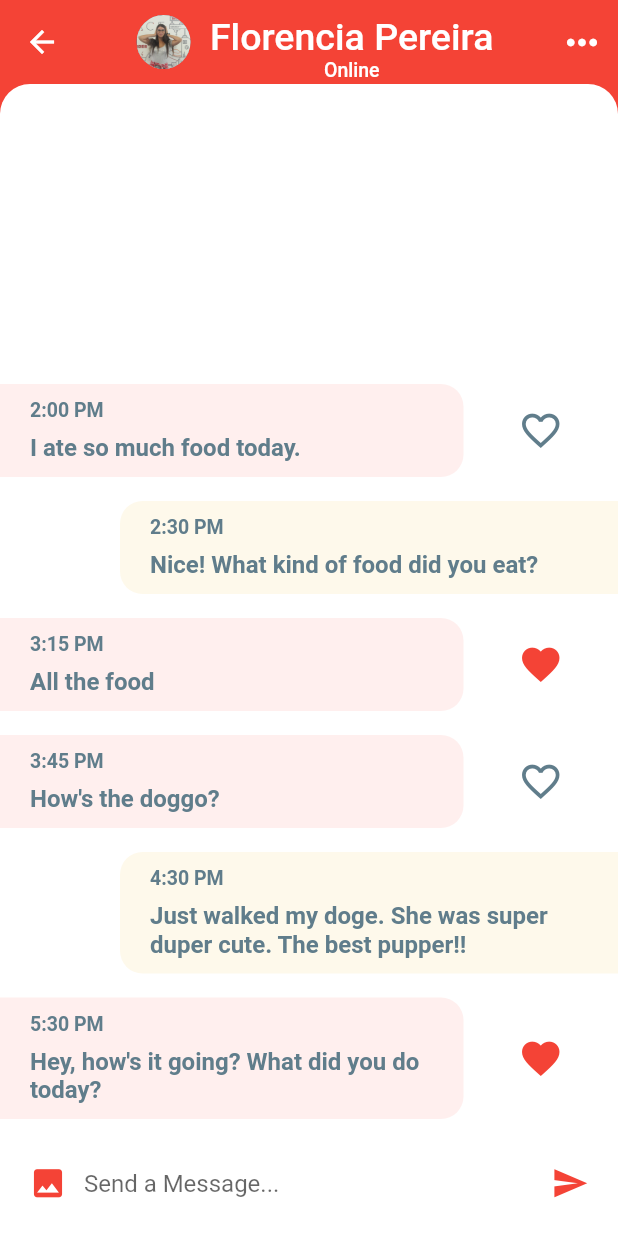
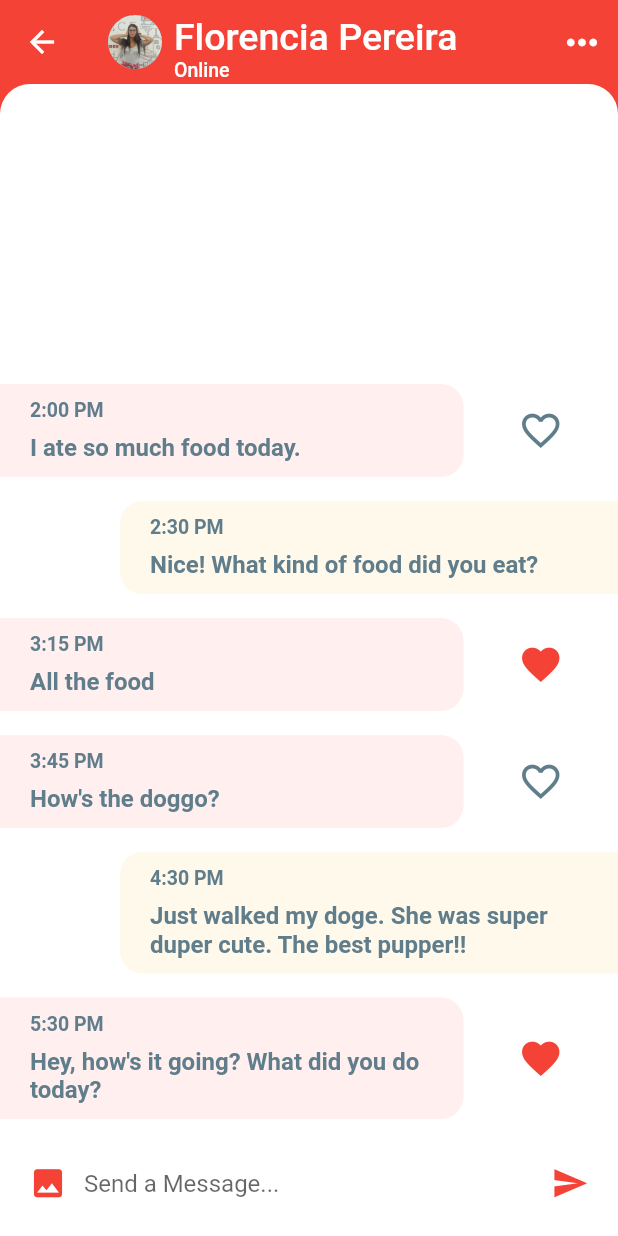
Before and after one commit to AbeOrigin/Flutter_Chat_Demo, a Flutter app: the screen it shows after launch, after a tap on "Florencia Pereira", on a phone screen of 412 x 824 dp. Run offline on Flutter 3.47's test engine with Material 2 defaults, Android fonts, the phone set to English and light mode, and no system bars.

```diff
--- a/lib/screens/chat_screen_screen.dart
+++ b/lib/screens/chat_screen_screen.dart
@@ -114,11 +114,15 @@ class _ChatScreenState extends State<ChatScreen> {
 
   @override
   Widget build(BuildContext context) {
+    unMarkingNewInRecentChat();
     return Scaffold(
       backgroundColor: Theme.of(context).primaryColor,
       appBar: AppBar(
-        centerTitle: true,
         title: Row(
+          crossAxisAlignment: CrossAxisAlignment.start,
+          children: <Widget>[
+            Container(
+              child: Row(
                 children: <Widget>[
                   Hero(
                     tag: widget.user.name,
@@ -131,10 +135,10 @@ class _ChatScreenState extends State<ChatScreen> {
                     ),
                   ),
                   SizedBox(
-              width: 13.0,
+                    width: 8.0,
                   ),
                   Column(
-              mainAxisAlignment: MainAxisAlignment.start,
+                    crossAxisAlignment: CrossAxisAlignment.start,
                     children: <Widget>[
                       SizedBox(
                         height: 8.0,
@@ -145,6 +149,7 @@ class _ChatScreenState extends State<ChatScreen> {
                           fontSize: 25.0,
                           fontWeight: FontWeight.w500,
                         ),
+                        textAlign: TextAlign.start,
                       ),
                       widget.user.isOnline
                           ? Text(
@@ -153,6 +158,7 @@ class _ChatScreenState extends State<ChatScreen> {
                                 fontSize: 13.0,
                                 fontWeight: FontWeight.w500,
                               ),
+                              textAlign: TextAlign.start,
                             )
                           : Text(
                               'Offline',
@@ -160,11 +166,15 @@ class _ChatScreenState extends State<ChatScreen> {
                                 fontSize: 13.0,
                                 fontWeight: FontWeight.w500,
                               ),
+                              textAlign: TextAlign.start,
                             ),
                     ],
                   ),
                 ],
                 mainAxisAlignment: MainAxisAlignment.center,
+              ),
+            ),
+          ],
         ),
         elevation: 0.0,
         actions: <Widget>[
@@ -212,4 +222,13 @@ class _ChatScreenState extends State<ChatScreen> {
       ),
     );
   }
+
+  void unMarkingNewInRecentChat() {
+    chats.forEach((chat) {
+      print(chat);
+      if (chat.sender.id == widget.user.id) {
+        chat.unRead = false;
       }
+    });
+  }
+}
--- a/lib/widgets/favorite_contacts.dart
+++ b/lib/widgets/favorite_contacts.dart
@@ -45,12 +45,6 @@ class FavoriteContacts extends StatelessWidget {
               itemBuilder: (BuildContext context, int index) {
                 return GestureDetector(
                   onTap: () {
-                    chats.forEach((chat) {
-                      print(chat);
-                      if (chat.sender.id == favUsers[index].id) {
-                        chat.unRead = false;
-                      }
-                    });
                     Navigator.push(
                       context,
                       MaterialPageRoute(
@@ -66,7 +60,7 @@ class FavoriteContacts extends StatelessWidget {
                       children: <Widget>[
                         CircleAvatar(
                           radius: 35.0,
-                          backgroundColor: Theme.of(context).accentColor,
+                          backgroundColor: Colors.grey,
                           backgroundImage: AssetImage(
                             favUsers[index].imageUrl,
                           ),
```
Lines whose indentation alone changed are shown as unchanged.
